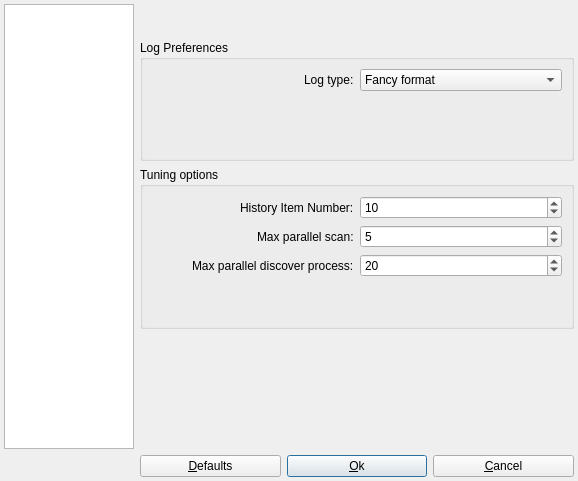
Above: src/app/ui/preferencesdialog.ui from nmapsi4/nmapsi4 before the change. Below: the same form after it.
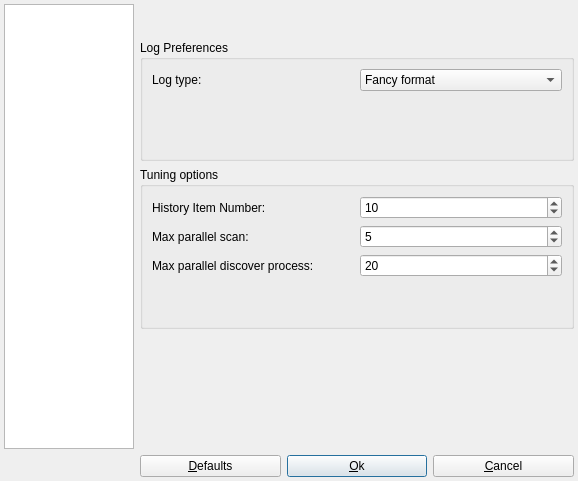
That is the form after the change. Icons and pictures are not drawn.

Commit message: remove alignment="Qt::AlignRight", compatible only with qt4.8.

What changed in the file:
```diff
--- a/src/app/ui/preferencesdialog.ui
+++ b/src/app/ui/preferencesdialog.ui
@@ -195,8 +195,11 @@
          <layout class="QVBoxLayout" name="verticalLayout">
           <item>
            <layout class="QGridLayout" name="gridLayout_4">
-            <item row="0" column="0" alignment="Qt::AlignRight">
+            <item row="0" column="0">
              <widget class="QLabel" name="label_2">
+              <property name="layoutDirection">
+               <enum>Qt::LeftToRight</enum>
+              </property>
               <property name="text">
                <string>Log type:</string>
               </property>
@@ -260,7 +263,7 @@
               </property>
              </widget>
             </item>
-            <item row="1" column="0" alignment="Qt::AlignRight">
+            <item row="1" column="0">
              <widget class="QLabel" name="label_3">
               <property name="text">
                <string>Max parallel scan:</string>
@@ -283,7 +286,7 @@
               </property>
              </widget>
             </item>
-            <item row="2" column="0" alignment="Qt::AlignRight">
+            <item row="2" column="0">
              <widget class="QLabel" name="label_4">
               <property name="text">
                <string>Max parallel discover process:</string>
@@ -306,7 +309,7 @@
               </property>
              </widget>
             </item>
-            <item row="0" column="0" alignment="Qt::AlignRight">
+            <item row="0" column="0">
              <widget class="QLabel" name="label">
               <property name="text">
                <string>History Item Number:</string>
```
Left out of the diff: 2 changed lines with no effect on the pictures. The commit also changes 5 other files.
